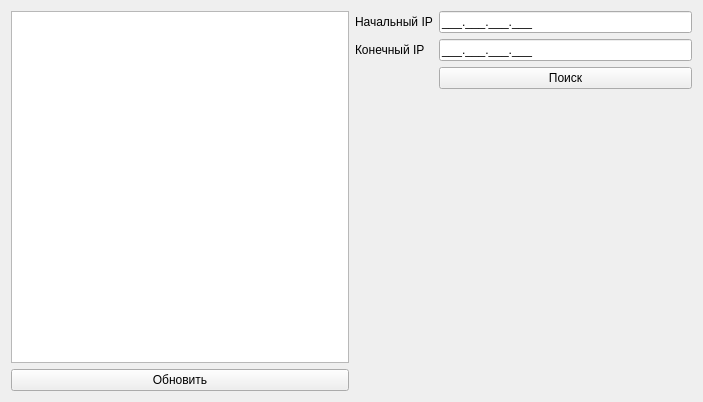
Qt form devicemanager.ui (AndrewKosmos/Manager-of-Network-Devices-Events) before a commit.
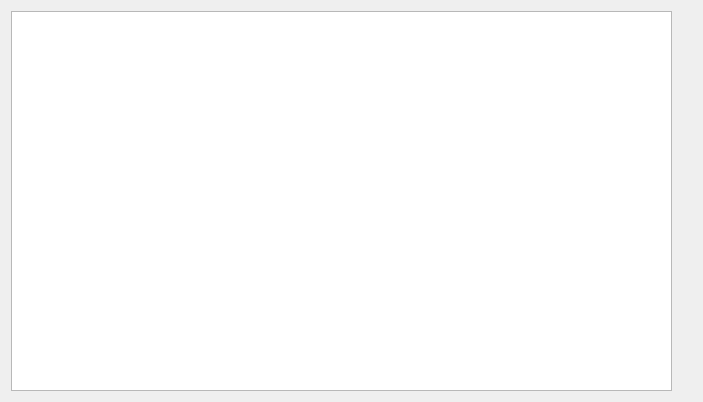
The same form after that commit.

The edit to the form file:
```diff
--- a/devicemanager.ui
+++ b/devicemanager.ui
@@ -25,13 +25,16 @@
      <item row="0" column="0">
       <layout class="QVBoxLayout" name="verticalLayout">
        <item>
-        <widget class="QTableWidget" name="tableWidget"/>
-       </item>
-       <item>
-        <widget class="QPushButton" name="RefreshButton">
-         <property name="text">
-          <string>Обновить</string>
+        <widget class="QTableWidget" name="tableWidget">
+         <property name="selectionMode">
+          <enum>QAbstractItemView::SingleSelection</enum>
          </property>
+         <property name="selectionBehavior">
+          <enum>QAbstractItemView::SelectRows</enum>
+         </property>
+         <attribute name="verticalHeaderVisible">
+          <bool>false</bool>
+         </attribute>
         </widget>
        </item>
       </layout>
@@ -60,49 +63,7 @@
      <item row="0" column="0">
       <layout class="QHBoxLayout" name="horizontalLayout_2">
        <item>
-        <layout class="QGridLayout" name="gridLayout_4">
-         <item row="2" column="1">
-          <widget class="QPushButton" name="SearchIPButton">
-           <property name="text">
-            <string>Поиск</string>
-           </property>
-          </widget>
-         </item>
-         <item row="0" column="0" alignment="Qt::AlignHCenter">
-          <widget class="QLabel" name="label">
-           <property name="text">
-            <string>Начальный IP</string>
-           </property>
-          </widget>
-         </item>
-         <item row="0" column="1">
-          <widget class="QLineEdit" name="StartIPLineEdit">
-           <property name="inputMethodHints">
-            <set>Qt::ImhDigitsOnly</set>
-           </property>
-           <property name="inputMask">
-            <string>000.000.000.000;_</string>
-           </property>
-           <property name="text">
-            <string>...</string>
-           </property>
-          </widget>
-         </item>
-         <item row="1" column="0">
-          <widget class="QLabel" name="label_2">
-           <property name="text">
-            <string>Конечный IP</string>
-           </property>
-          </widget>
-         </item>
-         <item row="1" column="1">
-          <widget class="QLineEdit" name="EndIPLineEdit">
-           <property name="inputMask">
-            <string>000.000.000.000;_</string>
-           </property>
-          </widget>
-         </item>
-        </layout>
+        <layout class="QGridLayout" name="gridLayout_4"/>
        </item>
       </layout>
      </item>
```
